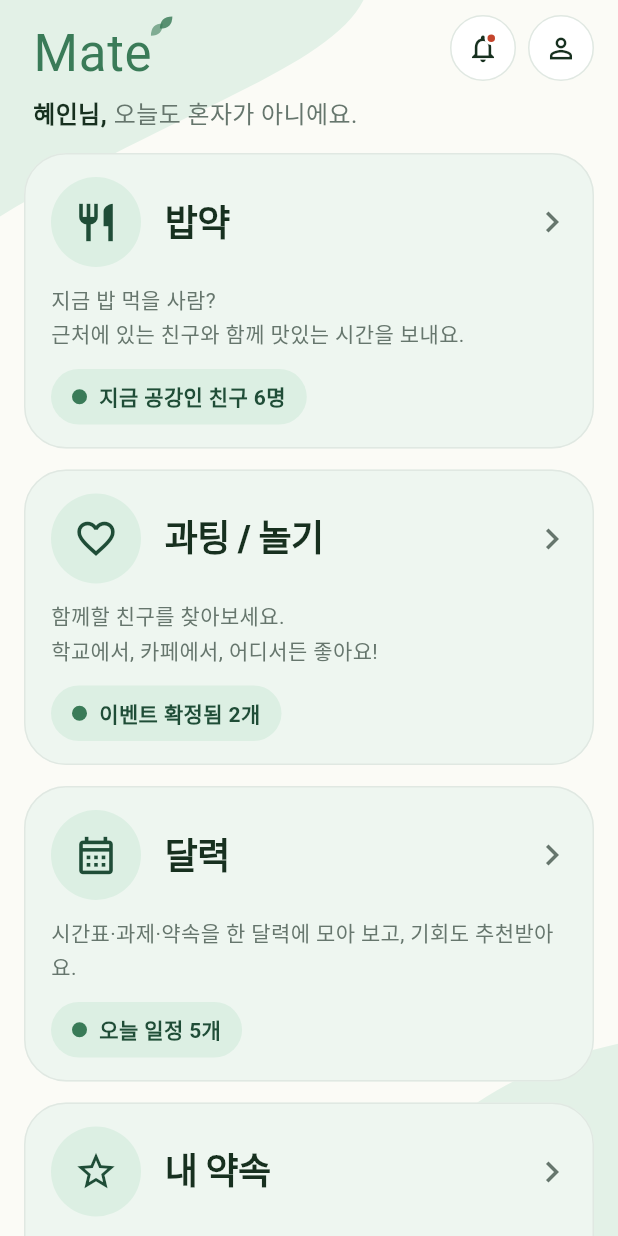
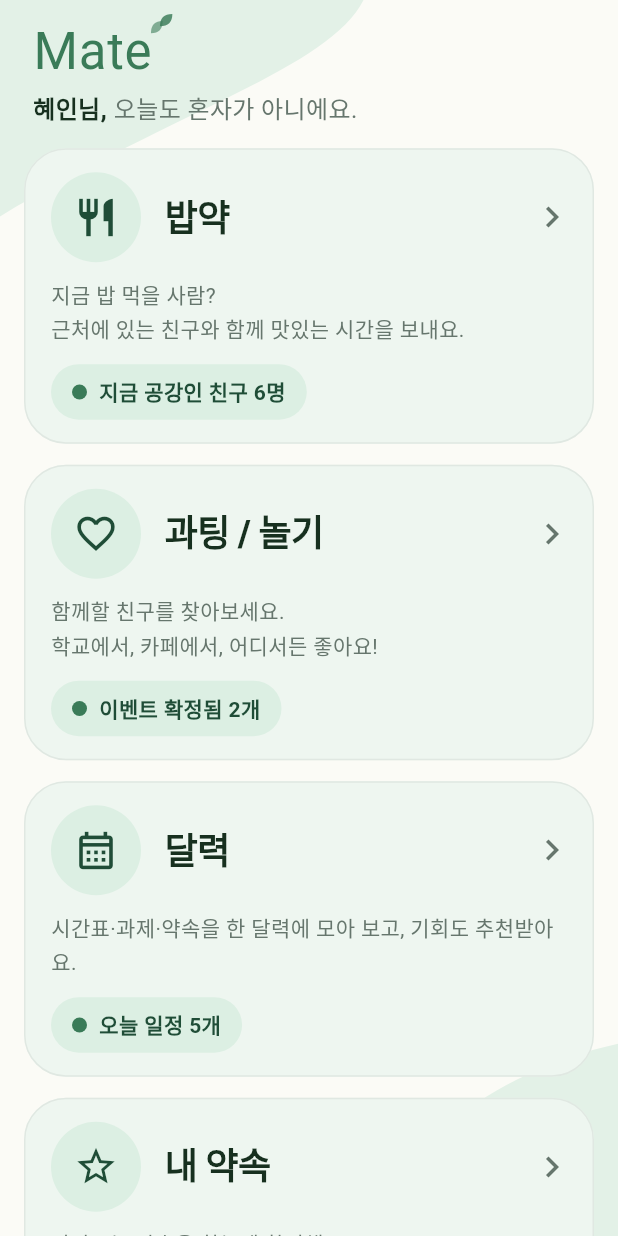
Before and after one commit to kimjieun060510/hack, a Flutter app: the HomeScreen widget shown alone on an empty page, opened directly, on a phone screen of 412 x 824 dp. Run offline on Flutter 3.47's test engine with Material 3 defaults, Android fonts, the phone set to English and light mode, and no system bars; Roboto replaces fonts that are missing (Jua).

Commit message:
Remove the home alarm button and keep my page on plans only
Drop the top-right notification bell, its sheet, and inbox state.
The profile button now appears only on the 내 약속 screen.

Co-authored-by: skswjrxla <skswjrxla@users.noreply.github.com>

```diff
--- a/mate/lib/screens/home.dart
+++ b/mate/lib/screens/home.dart
@@ -21,15 +21,9 @@ class HomeScreen extends LiveView {
       child: SafeArea(
         bottom: false,
         child: Column(children: [
-          Padding(
-            padding: const EdgeInsets.fromLTRB(22, 10, 16, 4),
-            child: Row(children: [
-              const MateLogo(size: 34),
-              const Spacer(),
-              const BellBtn(),
-              const SizedBox(width: 8),
-              const MeBtn(),
-            ]),
+          const Padding(
+            padding: EdgeInsets.fromLTRB(22, 10, 16, 4),
+            child: Align(alignment: Alignment.centerLeft, child: MateLogo(size: 34)),
           ),
           Expanded(
             child: Body(padding: EdgeInsets.fromLTRB(16, 6, 16, 24 + MediaQuery.paddingOf(context).bottom), children: [
--- a/mate/lib/widgets.dart
+++ b/mate/lib/widgets.dart
@@ -728,9 +728,8 @@ class TimeField extends StatelessWidget {
 class RoundIconBtn extends StatelessWidget {
   final String ic;
   final VoidCallback onTap;
-  final bool dot;
   final String label;
-  const RoundIconBtn({super.key, required this.ic, required this.onTap, required this.label, this.dot = false});
+  const RoundIconBtn({super.key, required this.ic, required this.onTap, required this.label});
 
   @override
   Widget build(BuildContext context) {
@@ -747,30 +746,12 @@ class RoundIconBtn extends StatelessWidget {
           child: InkWell(
             onTap: onTap,
             customBorder: const CircleBorder(),
-            child: Stack(alignment: Alignment.center, children: [
-              Icon(icon(ic), size: 22, color: p.ink),
-              if (dot)
-                Positioned(
-                  top: 10,
-                  right: 11,
-                  child: Container(width: 9, height: 9, decoration: BoxDecoration(color: p.types['assign']!.c, shape: BoxShape.circle, border: Border.all(color: p.surface, width: 2))),
-                ),
-            ]),
+            child: Icon(icon(ic), size: 22, color: p.ink),
           ),
         ),
       ),
     );
   }
-}
-
-class BellBtn extends StatelessWidget {
-  const BellBtn({super.key});
-
-  @override
-  Widget build(BuildContext context) => ListenableBuilder(
-        listenable: app,
-        builder: (c, _) => RoundIconBtn(ic: 'bell', label: app.unread > 0 ? '알림 ${app.unread}개' : '알림', dot: app.unread > 0, onTap: () => showNotifSheet(context)),
-      );
 }
 
 class MeBtn extends StatelessWidget {
```
Also changed, not shown: mate/lib/sheets.dart (+0 -30 lines), mate/lib/state.dart (+0 -33 lines), 1 other file.
